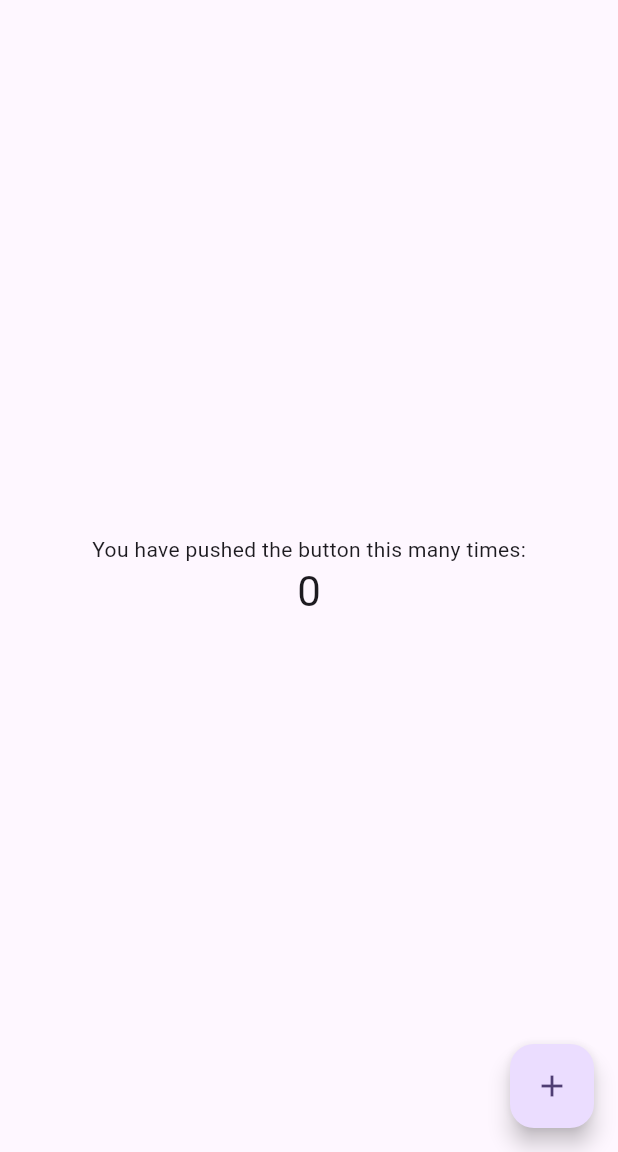
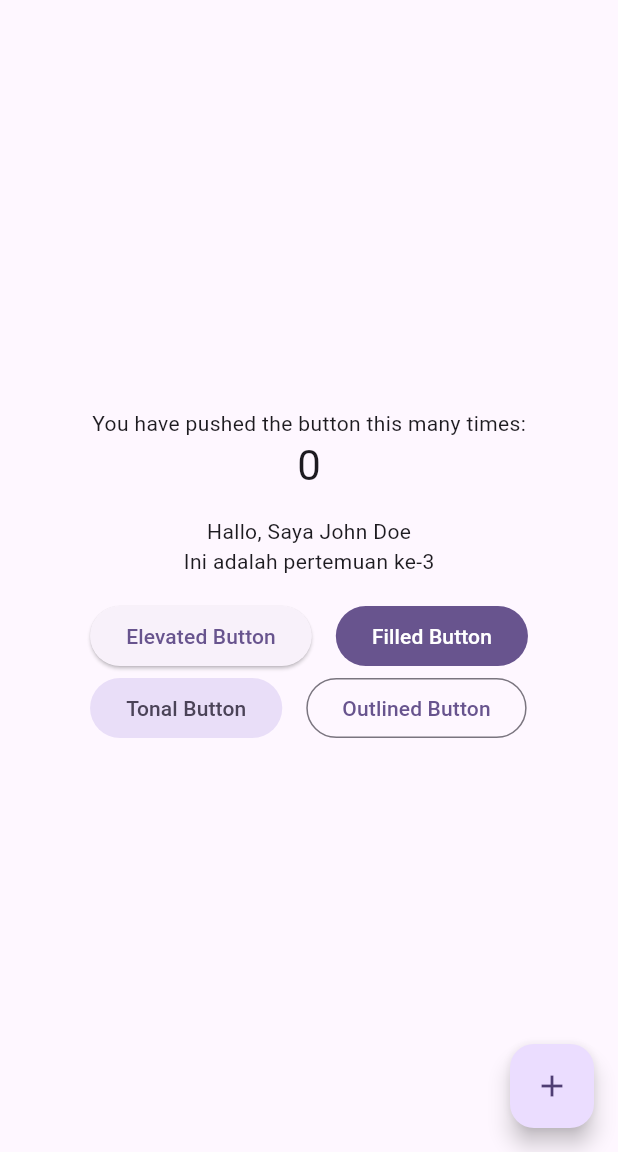
Before and after one commit to nixuiui/flutter_batch_5, a Flutter app: the screen it shows after launch, on a phone screen of 412 x 824 dp, the part 84-1236 px from its top. Run offline on Flutter 3.47's test engine with Material 3 defaults, Android fonts, the phone set to English and light mode, and no system bars.

Commit message:
feat: stateless & statefull widget

```diff
--- a/lib/main.dart
+++ b/lib/main.dart
@@ -1,4 +1,5 @@
 import 'package:flutter/material.dart';
+import 'package:flutter_batch_5/pages/home_page.dart';
 
 void main() {
   runApp(const MyApp());
@@ -7,27 +8,11 @@ void main() {
 class MyApp extends StatelessWidget {
   const MyApp({super.key});
 
-  // This widget is the root of your application.
   @override
   Widget build(BuildContext context) {
     return MaterialApp(
       title: 'Flutter Demo',
       theme: ThemeData(
-        // This is the theme of your application.
-        //
-        // TRY THIS: Try running your application with "flutter run". You'll see
-        // the application has a purple toolbar. Then, without quitting the app,
-        // try changing the seedColor in the colorScheme below to Colors.green
-        // and then invoke "hot reload" (save your changes or press the "hot
-        // reload" button in a Flutter-supported IDE, or press "r" if you used
-        // the command line to start the app).
-        //
-        // Notice that the counter didn't reset back to zero; the application
-        // state is not lost during the reload. To reset the state, use hot
-        // restart instead.
-        //
-        // This works for code too, not just values: Most code changes can be
-        // tested with just a hot reload.
         colorScheme: ColorScheme.fromSeed(seedColor: Colors.deepPurple),
         useMaterial3: true,
       ),
@@ -35,91 +20,3 @@ class MyApp extends StatelessWidget {
     );
   }
 }
-
-class MyHomePage extends StatefulWidget {
-  const MyHomePage({super.key, required this.title});
-
-  // This widget is the home page of your application. It is stateful, meaning
-  // that it has a State object (defined below) that contains fields that affect
-  // how it looks.
-
-  // This class is the configuration for the state. It holds the values (in this
-  // case the title) provided by the parent (in this case the App widget) and
-  // used by the build method of the State. Fields in a Widget subclass are
-  // always marked "final".
-
-  final String title;
-
-  @override
-  State<MyHomePage> createState() => _MyHomePageState();
-}
-
-class _MyHomePageState extends State<MyHomePage> {
-  int _counter = 0;
-
-  void _incrementCounter() {
-    setState(() {
-      // This call to setState tells the Flutter framework that something has
-      // changed in this State, which causes it to rerun the build method below
-      // so that the display can reflect the updated values. If we changed
-      // _counter without calling setState(), then the build method would not be
-      // called again, and so nothing would appear to happen.
-      _counter++;
-    });
-  }
-
-  @override
-  Widget build(BuildContext context) {
-    // This method is rerun every time setState is called, for instance as done
-    // by the _incrementCounter method above.
-    //
-    // The Flutter framework has been optimized to make rerunning build methods
-    // fast, so that you can just rebuild anything that needs updating rather
-    // than having to individually change instances of widgets.
-    return Scaffold(
-      appBar: AppBar(
-        // TRY THIS: Try changing the color here to a specific color (to
-        // Colors.amber, perhaps?) and trigger a hot reload to see the AppBar
-        // change color while the other colors stay the same.
-        backgroundColor: Theme.of(context).colorScheme.inversePrimary,
-        // Here we take the value from the MyHomePage object that was created by
-        // the App.build method, and use it to set our appbar title.
-        title: Text(widget.title),
-      ),
-      body: Center(
-        // Center is a layout widget. It takes a single child and positions it
-        // in the middle of the parent.
-        child: Column(
-          // Column is also a layout widget. It takes a list of children and
-          // arranges them vertically. By default, it sizes itself to fit its
-          // children horizontally, and tries to be as tall as its parent.
-          //
-          // Column has various properties to control how it sizes itself and
-          // how it positions its children. Here we use mainAxisAlignment to
-          // center the children vertically; the main axis here is the vertical
-          // axis because Columns are vertical (the cross axis would be
-          // horizontal).
-          //
-          // TRY THIS: Invoke "debug painting" (choose the "Toggle Debug Paint"
-          // action in the IDE, or press "p" in the console), to see the
-          // wireframe for each widget.
-          mainAxisAlignment: MainAxisAlignment.center,
-          children: <Widget>[
-            const Text(
-              'You have pushed the button this many times:',
-            ),
-            Text(
-              '$_counter',
-              style: Theme.of(context).textTheme.headlineMedium,
-            ),
-          ],
-        ),
-      ),
-      floatingActionButton: FloatingActionButton(
-        onPressed: _incrementCounter,
-        tooltip: 'Increment',
-        child: const Icon(Icons.add),
-      ), // This trailing comma makes auto-formatting nicer for build methods.
-    );
-  }
-}
--- /dev/null
+++ b/lib/pages/home_page.dart
@@ -0,0 +1,75 @@
+import 'package:flutter/material.dart';
+import 'package:flutter_batch_5/widgets/counter_widget.dart';
+import 'package:flutter_batch_5/widgets/sample_widget.dart';
+
+class MyHomePage extends StatefulWidget {
+  const MyHomePage({super.key, required this.title});
+
+  final String title;
+
+  @override
+  State<MyHomePage> createState() => _MyHomePageState();
+}
+
+class _MyHomePageState extends State<MyHomePage> {
+  int _counter = 0;
+
+  void _incrementCounter() {
+    setState(() {
+      _counter++;
+    });
+  }
+
+  @override
+  Widget build(BuildContext context) {
+    return Scaffold(
+      appBar: AppBar(
+        backgroundColor: Theme.of(context).colorScheme.inversePrimary,
+        title: Text(widget.title),
+      ),
+      body: Center(
+        child: Column(
+          mainAxisAlignment: MainAxisAlignment.center,
+          spacing: 16,
+          children: <Widget>[
+            CounterWidget(
+              counter: _counter,
+              onPressed: _incrementCounter,
+              onLongPressed: _incrementCounter,
+            ),
+            SampleWidget(
+              name: "John Doe",
+              day: "3",
+            ),
+            Wrap(
+              spacing: 16,
+              children: [
+                ElevatedButton(
+                  onPressed: () {},
+                  child: Text("Elevated Button")
+                ),
+                FilledButton(
+                  onPressed: () {},
+                  child: Text("Filled Button")
+                ),
+                FilledButton.tonal(
+                  onPressed: () {},
+                  child: Text("Tonal Button")
+                ),
+                OutlinedButton(
+                  onPressed: () {},
+                  child: Text("Outlined Button")
+                ),
+              ],
+            ),
+          ],
+        ),
+      ),
+      floatingActionButton: FloatingActionButton(
+        onPressed: _incrementCounter,
+        tooltip: 'Increment',
+        child: const Icon(Icons.add),
+      ),
+    );
+  }
+}
--- /dev/null
+++ b/lib/widgets/counter_widget.dart
@@ -0,0 +1,33 @@
+import 'package:flutter/material.dart';
+
+class CounterWidget extends StatelessWidget {
+
+  final int counter;
+  final Function()? onPressed;
+  final Function()? onLongPressed;
+
+  const CounterWidget({
+    super.key,
+    required this.counter,
+    this.onPressed,
+    this.onLongPressed,
+  });
+
+  @override
+  Widget build(BuildContext context) {
+    return GestureDetector(
+      onLongPress: () => onLongPressed?.call(),
+      child: Column(
+        children: [
+          const Text(
+            'You have pushed the button this many times:',
+          ),
+          Text(
+            '$counter',
+            style: Theme.of(context).textTheme.headlineMedium,
+          ),
+        ],
+      ),
+    );
+  }
+}
--- /dev/null
+++ b/lib/widgets/sample_widget.dart
@@ -0,0 +1,27 @@
+import 'package:flutter/material.dart';
+
+class SampleWidget extends StatelessWidget {
+
+  final String name;
+  final String? day;
+
+  const SampleWidget({
+    super.key,
+    required this.name,
+    this.day,
+  });
+
+  @override
+  Widget build(BuildContext context) {
+    return Column(
+      children: [
+        Text(
+          "Hallo, Saya $name"
+        ),
+        Text(
+          "Ini adalah pertemuan ke-$day"
+        ),
+      ],
+    );
+  }
+}
--- a/pubspec.yaml
+++ b/pubspec.yaml
@@ -58,9 +58,8 @@ flutter:
   uses-material-design: true
 
   # To add assets to your application, add an assets section, like this:
-  # assets:
-  #   - images/a_dot_burr.jpeg
-  #   - images/a_dot_ham.jpeg
+  assets:
+    - assets/
 
   # An image asset can refer to one or more resolution-specific "variants", see
   # https://flutter.dev/to/resolution-aware-images
```
Also changed, not shown: lib/pages/profile_page.dart (added, +99 -0 lines), assets/logo.png (added).
